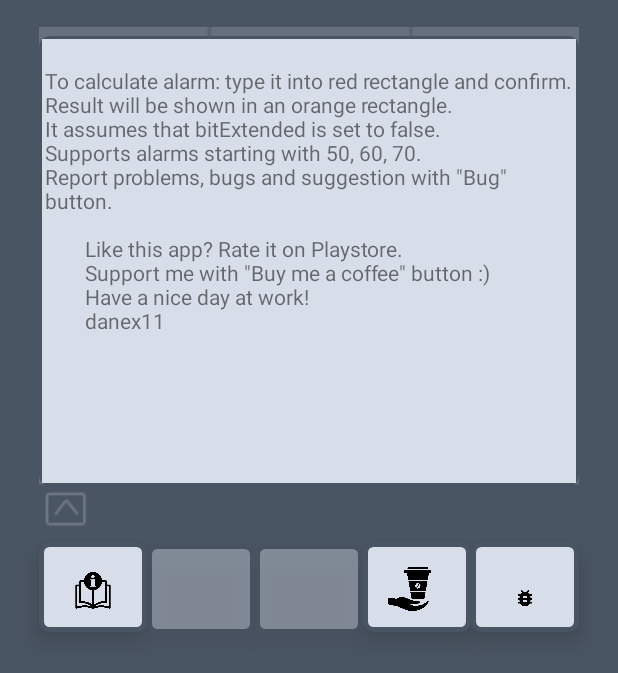
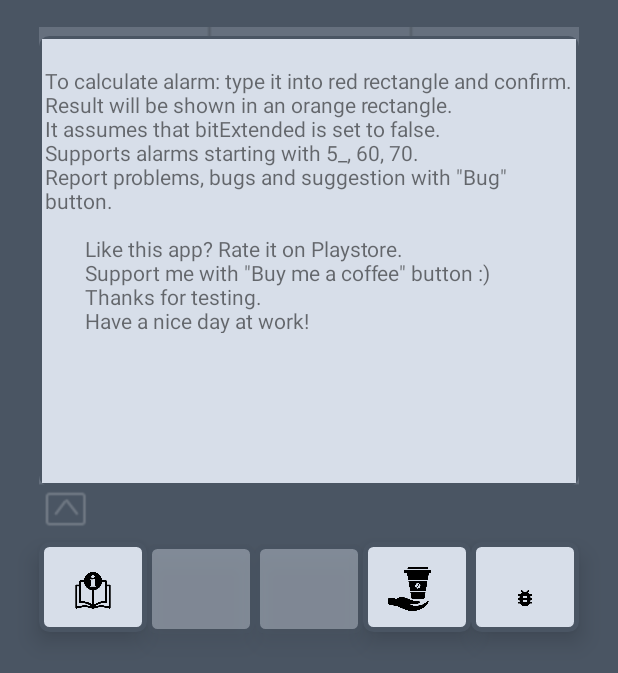
Before and after one commit to danex11/calculator840D_frontend, an Android app: the screen it shows after launch (MainActivity), after a tap on an icon or button, on a phone screen of 412 x 824 dp. Shown: the top 673 px of the screen. Run offline under Robolectric (Android 15) with nearby library versions, the phone set to English and light mode, and no system bars; our stand-ins replace AdMob.

Commit message:
fixed bug of 700063 group. 20220831

```diff
--- a/app/build.gradle
+++ b/app/build.gradle
@@ -12,7 +12,7 @@ android {
 
         minSdkVersion 23
         targetSdkVersion 31
-        versionCode 9
+        versionCode 10
         versionName = "@string/version"
 
         testInstrumentationRunner "androidx.test.runner.AndroidJUnitRunner"
--- a/app/src/main/java/pl/op/danex11/alarmscalculator840c/MainActivity.java
+++ b/app/src/main/java/pl/op/danex11/alarmscalculator840c/MainActivity.java
@@ -163,7 +163,7 @@ public class MainActivity extends AppCompatActivity {
 
         String digs56 = alarmtyped.substring(4, 6);
         Log.w("logtag", "digs56 " + digs56);
-        if ((digs12.equals("70") && Integer.parseInt(digs56) > 31)
+        if ((digs12.equals("70") && Integer.parseInt(digs56) > 63)
                 ||
                 (digs12.equals("60") && Integer.parseInt(digs56) > 15)
                 ||
--- a/app/src/main/res/values/strings.xml
+++ b/app/src/main/res/values/strings.xml
@@ -1,5 +1,5 @@
 <?xml version="1.0" encoding="utf-8"?><!-- version-->
-<!DOCTYPE resources [<!ENTITY vers "0.0.4">]>
+<!DOCTYPE resources [<!ENTITY vers "0.0.5">]>
 
 <resources>
     <string name="app_name" translatable="false">Alarms Calculator 840D</string>
@@ -10,11 +10,12 @@
 To calculate alarm: type it into red rectangle and confirm.
 Result will be shown in an orange rectangle.
 It assumes that bitExtended is set to "false".
-Supports alarms starting with 50, 60, 70.
+Supports alarms starting with 5_, 60, 70.
 Report problems, bugs and suggestion with \"Bug\" button.
 
         Like this app? Rate it on Playstore.
         Support me with \"Buy me a coffee\" button :)
+        Thanks for testing.
         Have a nice day at work!
         danex11"
     </string>
```
